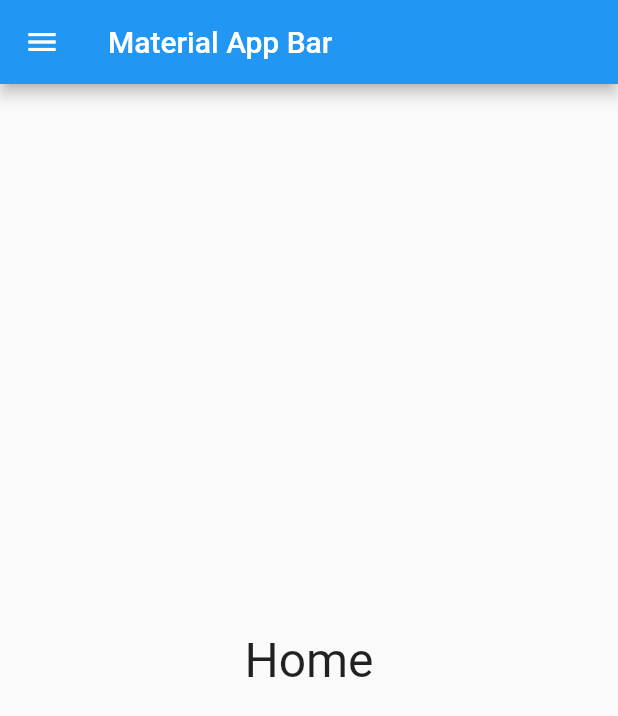
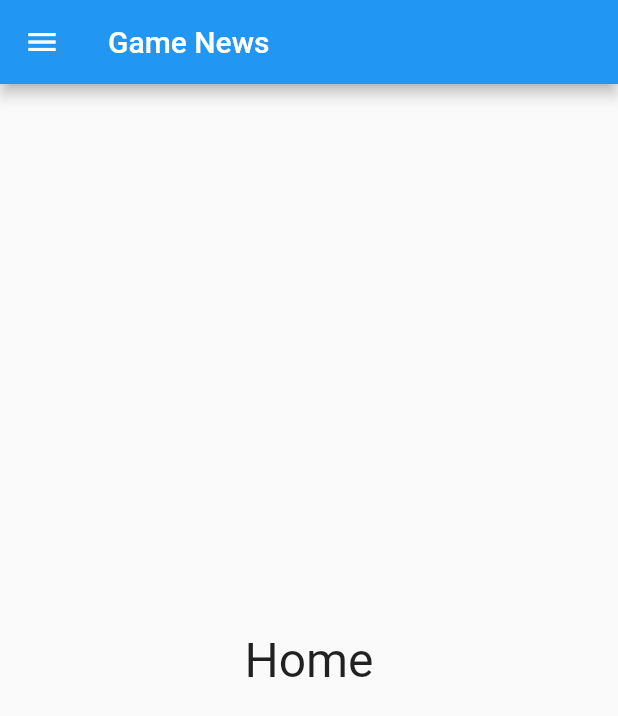
Before and after one commit to Godlives08/GameNews, a Flutter app: the screen it shows after launch, on a phone screen of 412 x 824 dp. Shown: the top 716 px of the screen. Run offline on Flutter 3.47's test engine with Material 2 defaults, Android fonts, the light colour scheme and no system bars.

Commit message:
Ver 0.10

```diff
--- a/lib/app_pages/home.dart
+++ b/lib/app_pages/home.dart
@@ -7,7 +7,7 @@ class Home extends StatelessWidget {
   Widget build(BuildContext context) {
     return Scaffold(
       appBar: AppBar(
-        title: Text('Material App Bar'),
+        title: Text('Game News'),
       ),
       // drawer: _menuDrawer(context),
       drawer: Nav(),
--- a/lib/app_pages/news.dart
+++ b/lib/app_pages/news.dart
@@ -7,7 +7,7 @@ class News extends StatelessWidget {
   Widget build(BuildContext context) {
     return Scaffold(
       appBar: AppBar(
-        title: Text('Material App Bar'),
+        title: Text('Game News'),
       ),
       // drawer: _menuDrawer(context),
       drawer: Nav(),
--- a/lib/app_pages/pc.dart
+++ b/lib/app_pages/pc.dart
@@ -7,7 +7,7 @@ class PC extends StatelessWidget {
   Widget build(BuildContext context) {
     return Scaffold(
       appBar: AppBar(
-        title: Text('Material App Bar'),
+        title: Text('Game News'),
       ),
       // drawer: _menuDrawer(context),
       drawer: Nav(),
--- a/lib/app_pages/software.dart
+++ b/lib/app_pages/software.dart
@@ -7,7 +7,7 @@ class Software extends StatelessWidget {
   Widget build(BuildContext context) {
     return Scaffold(
       appBar: AppBar(
-        title: Text('Material App Bar'),
+        title: Text('Game News'),
       ),
       // drawer: _menuDrawer(context),
       drawer: Nav(),
--- a/lib/main.dart
+++ b/lib/main.dart
@@ -10,7 +10,7 @@ class MyApp extends StatelessWidget {
   @override
   Widget build(BuildContext context) {
     return MaterialApp(
-      title: 'Material App',
+      title: 'GameNews',
       initialRoute: '/',
       routes: {
         '/': (context) => Home(),
```
Also changed, not shown: lib/nav.dart (+7 -6 lines), lib/app_img/MAG96_.png (added), 1 other file.
